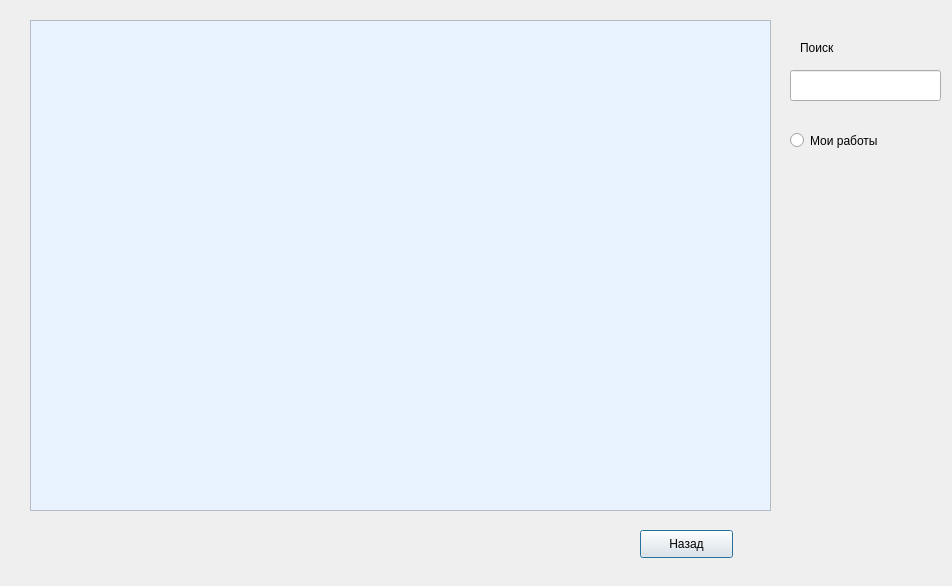
Old version of the form course/workswindow.ui in the repository TFed555/Coursework.
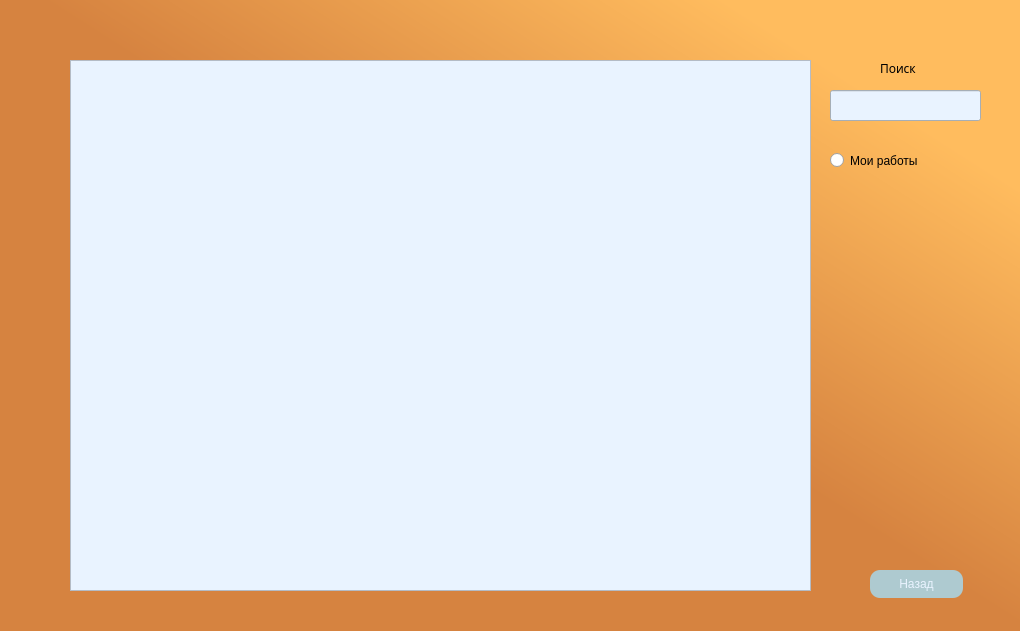
New version of the form.

What changed in the file:
```diff
--- a/course/workswindow.ui
+++ b/course/workswindow.ui
@@ -6,35 +6,59 @@
    <rect>
     <x>0</x>
     <y>0</y>
-    <width>952</width>
-    <height>586</height>
+    <width>1020</width>
+    <height>631</height>
    </rect>
   </property>
   <property name="windowTitle">
    <string>Dialog</string>
   </property>
+  <widget class="QLabel" name="label_2">
+   <property name="geometry">
+    <rect>
+     <x>0</x>
+     <y>0</y>
+     <width>1021</width>
+     <height>631</height>
+    </rect>
+   </property>
+   <property name="styleSheet">
+    <string notr="true">background-color: qlineargradient(spread:pad, x1:0, y1:1, x2:0.866, y2:0.164818, stop:0.60199 rgba(214, 131, 64, 255), stop:1 rgba(255, 188, 94, 255));</string>
+   </property>
+   <property name="text">
+    <string/>
+   </property>
+  </widget>
   <widget class="QTableView" name="tableView">
    <property name="geometry">
     <rect>
-     <x>30</x>
-     <y>20</y>
+     <x>70</x>
+     <y>60</y>
      <width>741</width>
-     <height>491</height>
+     <height>531</height>
     </rect>
    </property>
    <property name="styleSheet">
-    <string notr="true">background-color: rgb(233, 243, 255);</string>
+    <string notr="true">background-color: rgb(233, 243, 255);
+border-top-color: rgb(174, 202, 208);
+</string>
    </property>
   </widget>
   <widget class="QPushButton" name="backButton">
    <property name="geometry">
     <rect>
-     <x>640</x>
-     <y>530</y>
+     <x>870</x>
+     <y>570</y>
      <width>93</width>
      <height>28</height>
     </rect>
    </property>
+   <property name="styleSheet">
+    <string notr="true">background-color: rgb(174, 202, 208);
+color: rgb(233, 243, 255);
+border-radius:10px;
+font: 8pt &quot;Cascadia Code&quot;;</string>
+   </property>
    <property name="text">
     <string>Назад</string>
    </property>
@@ -42,27 +66,37 @@
   <widget class="QLineEdit" name="searchLineEdit">
    <property name="geometry">
     <rect>
-     <x>790</x>
-     <y>70</y>
+     <x>830</x>
+     <y>90</y>
      <width>151</width>
      <height>31</height>
     </rect>
    </property>
+   <property name="styleSheet">
+    <string notr="true">background-color: rgb(233, 243, 255);</string>
+   </property>
   </widget>
   <widget class="QLabel" name="label">
    <property name="geometry">
     <rect>
-     <x>800</x>
-     <y>40</y>
+     <x>880</x>
+     <y>60</y>
      <width>55</width>
      <height>16</height>
     </rect>
    </property>
    <property name="font">
     <font>
+     <family>Cascadia Code</family>
      <pointsize>9</pointsize>
+     <weight>50</weight>
+     <italic>false</italic>
+     <bold>false</bold>
     </font>
    </property>
+   <property name="styleSheet">
+    <string notr="true">font: 9pt &quot;Cascadia Code&quot;;</string>
+   </property>
    <property name="text">
     <string>Поиск</string>
    </property>
@@ -70,16 +104,35 @@
   <widget class="QRadioButton" name="radioButton">
    <property name="geometry">
     <rect>
-     <x>790</x>
-     <y>130</y>
+     <x>830</x>
+     <y>150</y>
      <width>121</width>
      <height>21</height>
     </rect>
    </property>
+   <property name="styleSheet">
+    <string notr="true">font: 8pt &quot;Cascadia Code&quot;;</string>
+   </property>
    <property name="text">
     <string>Мои работы</string>
    </property>
   </widget>
+  <widget class="QLabel" name="searchLabel">
+   <property name="geometry">
+    <rect>
+     <x>830</x>
+     <y>50</y>
+     <width>31</width>
+     <height>31</height>
+    </rect>
+   </property>
+   <property name="text">
+    <string/>
+   </property>
+   <property name="scaledContents">
+    <bool>true</bool>
+   </property>
+  </widget>
  </widget>
  <resources/>
  <connections/>
```
